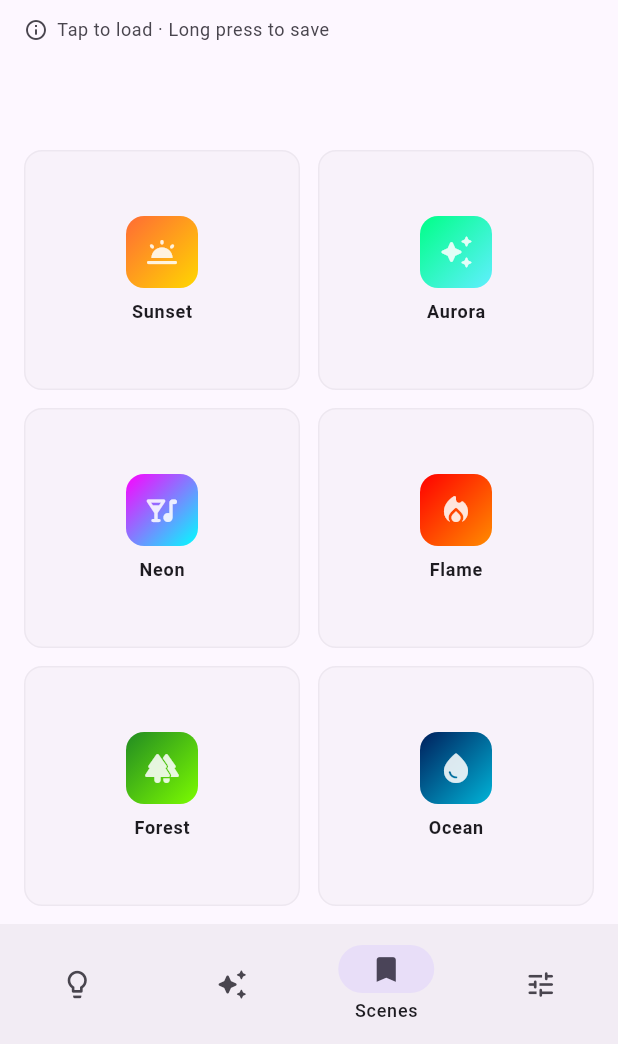
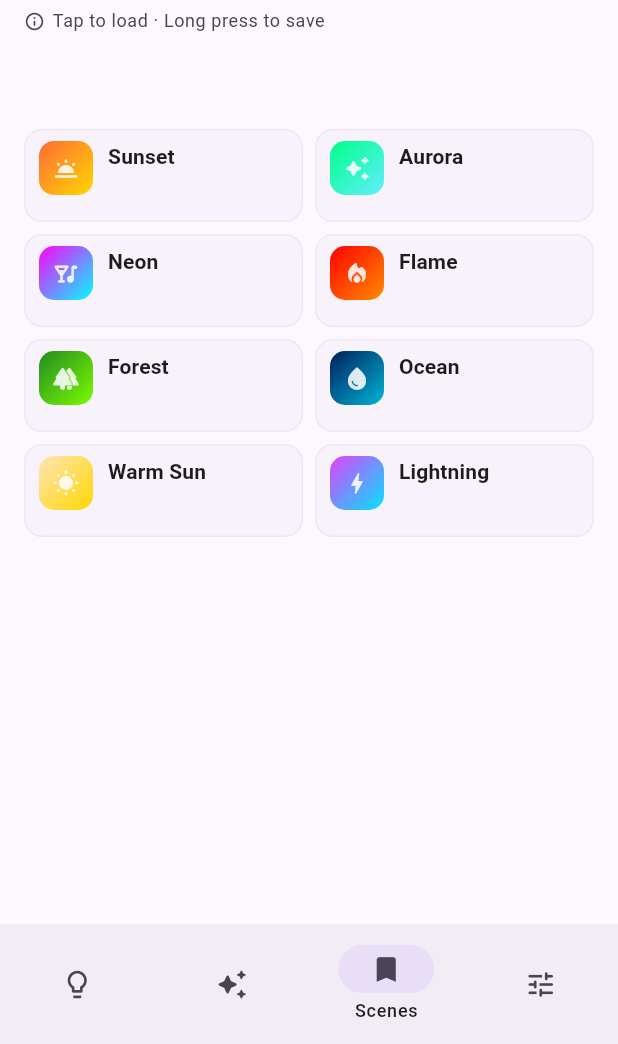
Before and after one commit to DeliciousBuding/fpga-electronic-measurement-labs, a Flutter app: the screen it shows after launch, swiped to page 3, on a phone screen of 412 x 824 dp, the part 192-1236 px from its top. Run offline on Flutter 3.47's test engine with Material 3 defaults, Android fonts, the phone set to English and light mode, and no system bars; drawn by our look-alikes of dynamic_color; our stand-ins replace flutter_blue_plus, flutter_riverpod, logger, shared_preferences; Roboto replaces fonts that are missing (MiSans).

Commit message:
Visual density: tighter spacing, compact scene cards, non-blocking BLE init
- LED tab: reduce section gaps (8→6), smaller preset circles (32/36), tighter Wrap spacing
- Scenes: horizontal card layout (icon + label in Row), childAspectRatio 3.0 for compact grid
- Effects: smaller preview (44px), tighter padding (12v×10h), reduced card gap (8px)
- Main: show main UI immediately, init BLE in background (no 10s splash block)

Co-Authored-By: Claude <noreply@anthropic.com>

```diff
--- a/app/lib/pages/scene_tab.dart
+++ b/app/lib/pages/scene_tab.dart
@@ -66,25 +66,25 @@ class _SceneTabState extends ConsumerState<SceneTab> {
         children: [
           const SizedBox(height: 4),
           const BleBanner(),
-          const SizedBox(height: 12),
+          const SizedBox(height: 6),
           Row(children: [
-            Icon(Icons.info_outline_rounded, size: 16, color: cs.onSurfaceVariant),
-            const SizedBox(width: 6),
+            Icon(Icons.info_outline_rounded, size: 14, color: cs.onSurfaceVariant),
+            const SizedBox(width: 5),
             Text(t.sceneHint,
                 style: Theme.of(context)
                     .textTheme
                     .bodySmall
                     ?.copyWith(color: cs.onSurfaceVariant))
           ]),
-          const SizedBox(height: 16),
+          const SizedBox(height: 8),
           GridView.builder(
             shrinkWrap: true,
             physics: const NeverScrollableScrollPhysics(),
             gridDelegate: const SliverGridDelegateWithFixedCrossAxisCount(
                 crossAxisCount: 2,
-                crossAxisSpacing: 12,
-                mainAxisSpacing: 12,
-                childAspectRatio: 1.15),
+                crossAxisSpacing: 8,
+                mainAxisSpacing: 8,
+                childAspectRatio: 3.0),
             itemCount: _scenes.length,
             itemBuilder: (_, i) {
               final sc = _scenes[i];
@@ -122,52 +122,54 @@ class _SceneTabState extends ConsumerState<SceneTab> {
                         behavior: SnackBarBehavior.floating));
                   },
                   child: Padding(
-                    padding: const EdgeInsets.all(12),
-                    child: Column(
-                        mainAxisAlignment: MainAxisAlignment.center,
+                    padding: const EdgeInsets.symmetric(horizontal: 10, vertical: 8),
+                    child: Row(
+                      crossAxisAlignment: CrossAxisAlignment.start,
                       children: [
                       Stack(clipBehavior: Clip.none, children: [
                         Container(
-                                width: 48,
-                                height: 48,
+                            width: 36,
+                            height: 36,
                             decoration: BoxDecoration(
-                                    borderRadius: BorderRadius.circular(12),
+                                borderRadius: BorderRadius.circular(10),
                                 gradient: LinearGradient(
                                     colors: gradientColors,
                                     begin: Alignment.topLeft,
                                     end: Alignment.bottomRight)),
                             child: Icon(sc.$1,
-                                    color: Colors.white.withAlpha(220), size: 24)),
+                                color: Colors.white.withAlpha(220), size: 18)),
                         if (saved)
                           Positioned(
                               right: -3,
                               top: -3,
                               child: Container(
-                                      width: 18,
-                                      height: 18,
+                                  width: 16,
+                                  height: 16,
                                   decoration: BoxDecoration(
                                       shape: BoxShape.circle,
                                       color: accent,
                                       border: Border.all(
                                           color: Colors.white, width: 1.5)),
                                   child: const Icon(Icons.check_rounded,
-                                          color: Colors.white, size: 11))),
+                                      color: Colors.white, size: 10))),
                       ]),
-                          const SizedBox(height: 8),
-                          Text(name,
+                      const SizedBox(width: 10),
+                      Expanded(
+                        child: Text(name,
                             style: Theme.of(context)
                                 .textTheme
-                                  .labelMedium
+                                .labelLarge
                                 ?.copyWith(
                                     fontWeight: FontWeight.w600,
                                     color: cs.onSurface)),
+                      ),
                     ]),
                   ),
                 ),
               );
             },
           ),
-          const SizedBox(height: 24),
+          const SizedBox(height: 8),
         ],
       ),
     );
```
Also changed, not shown: app/lib/main.dart (+6 -6 lines), app/lib/pages/color_tab.dart (+12 -13 lines), app/lib/pages/effect_tab.dart (+6 -9 lines). Lines whose indentation alone changed are shown as unchanged.
